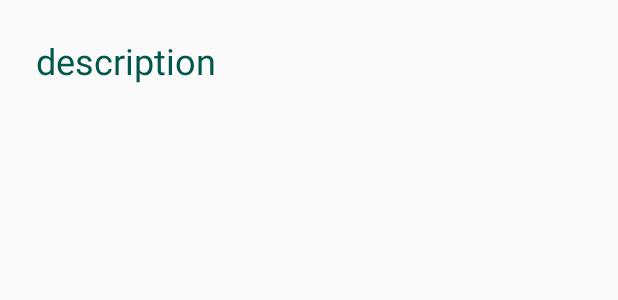
After one commit to ArthurLec/Project-Android, an Android app: the layout activity_second.xml on its own in the app's theme, with its tools: preview values and no code run, on a phone screen of 412 x 824 dp. The commit adds this screen. Shown: the top 300 px of the screen. Run offline under Robolectric (Android 15) with nearby library versions, the phone set to English and light mode, and no system bars.

Commit message:
Second screen

```diff
--- a/app/build.gradle
+++ b/app/build.gradle
@@ -28,9 +28,6 @@ dependencies {
     implementation 'com.squareup.retrofit2:retrofit:2.1.0'
     implementation 'com.squareup.retrofit2:converter-gson:2.1.0'
 
-    //RxAndroid
-    compile 'io.reactivex:rxandroid:1.2.1'
-    compile 'com.squareup.retrofit2:adapter-rxjava:2.0.2'
 
     testImplementation 'junit:junit:4.12'
     androidTestImplementation 'com.android.support.test:runner:1.0.2'
--- a/app/src/main/AndroidManifest.xml
+++ b/app/src/main/AndroidManifest.xml
@@ -1,7 +1,8 @@
 <?xml version="1.0" encoding="utf-8"?>
 <manifest xmlns:android="http://schemas.android.com/apk/res/android"
     package="com.vogella.projectandroid">
-    <uses-permission android:name="android.permission.INTERNET"/>
+
+    <uses-permission android:name="android.permission.INTERNET" />
 
     <application
         android:allowBackup="true"
@@ -10,6 +11,7 @@
         android:roundIcon="@mipmap/ic_launcher_round"
         android:supportsRtl="true"
         android:theme="@style/AppTheme">
+        <activity android:name=".view.SecondActivity"></activity>
         <activity android:name=".view.MainActivity">
             <intent-filter>
                 <action android:name="android.intent.action.MAIN" />
--- a/app/src/main/java/com/vogella/projectandroid/model/Ghibli.java
+++ b/app/src/main/java/com/vogella/projectandroid/model/Ghibli.java
@@ -32,4 +32,6 @@ public class Ghibli{
     public String getTitle() {
         return title;
     }
+
+    public String getDescription(){return description;}
 }
--- a/app/src/main/java/com/vogella/projectandroid/view/MainActivity.java
+++ b/app/src/main/java/com/vogella/projectandroid/view/MainActivity.java
@@ -41,7 +41,7 @@ public class MainActivity extends Activity {
         recyclerView.setLayoutManager(layoutManager);
         // define an adapter
         //Instanciation de mAdapter
-        mAdapter = new Adapter(ghibliList);
+        mAdapter = new Adapter(ghibliList,this);
         recyclerView.setAdapter(mAdapter);
     }
 }
--- a/app/src/main/res/layout/activity_main.xml
+++ b/app/src/main/res/layout/activity_main.xml
@@ -1,7 +1,7 @@
 <?xml version="1.0" encoding="utf-8"?>
 <RelativeLayout xmlns:android="http://schemas.android.com/apk/res/android"
     android:layout_width="match_parent"
-    android:layout_height="match_parent" >
+    android:layout_height="match_parent">
 
     <!-- A RecyclerView with some commonly used attributes -->
 
--- /dev/null
+++ b/app/src/main/res/layout/activity_second.xml
@@ -0,0 +1,22 @@
+<?xml version="1.0" encoding="utf-8"?>
+<android.support.constraint.ConstraintLayout xmlns:android="http://schemas.android.com/apk/res/android"
+    xmlns:app="http://schemas.android.com/apk/res-auto"
+    android:layout_width="match_parent"
+    android:layout_height="match_parent">
+
+    <TextView
+        android:id="@+id/textview_label"
+        android:layout_width="match_parent"
+        android:layout_height="wrap_content"
+        android:layout_marginLeft="24dp"
+        android:layout_marginRight="24dp"
+        android:layout_marginTop="24dp"
+        android:text="description"
+        android:textColor="@color/colorPrimaryDark"
+        android:textSize="24sp"
+        app:layout_constraintLeft_toLeftOf="parent"
+        app:layout_constraintRight_toRightOf="parent"
+        app:layout_constraintTop_toTopOf="parent"
+        />
+
+</android.support.constraint.ConstraintLayout>
--- a/app/src/main/res/layout/row_layout.xml
+++ b/app/src/main/res/layout/row_layout.xml
@@ -2,7 +2,7 @@
 <RelativeLayout xmlns:android="http://schemas.android.com/apk/res/android"
     android:layout_width="fill_parent"
     android:layout_height="?android:attr/listPreferredItemHeight"
-    android:padding="6dip" >
+    android:padding="6dip">
 
     <ImageView
         android:id="@+id/icon"
--- a/app/src/main/res/values/strings.xml
+++ b/app/src/main/res/values/strings.xml
@@ -1,3 +1,4 @@
 <resources>
     <string name="app_name">ProjectAndroid</string>
+    <string name="description_1d">description : %1s.</string>
 </resources>
```
Also changed, not shown: app/src/main/java/com/vogella/projectandroid/view/Adapter.java (+26 -8 lines), app/src/main/java/com/vogella/projectandroid/view/SecondActivity.java (added, +38 -0 lines).
